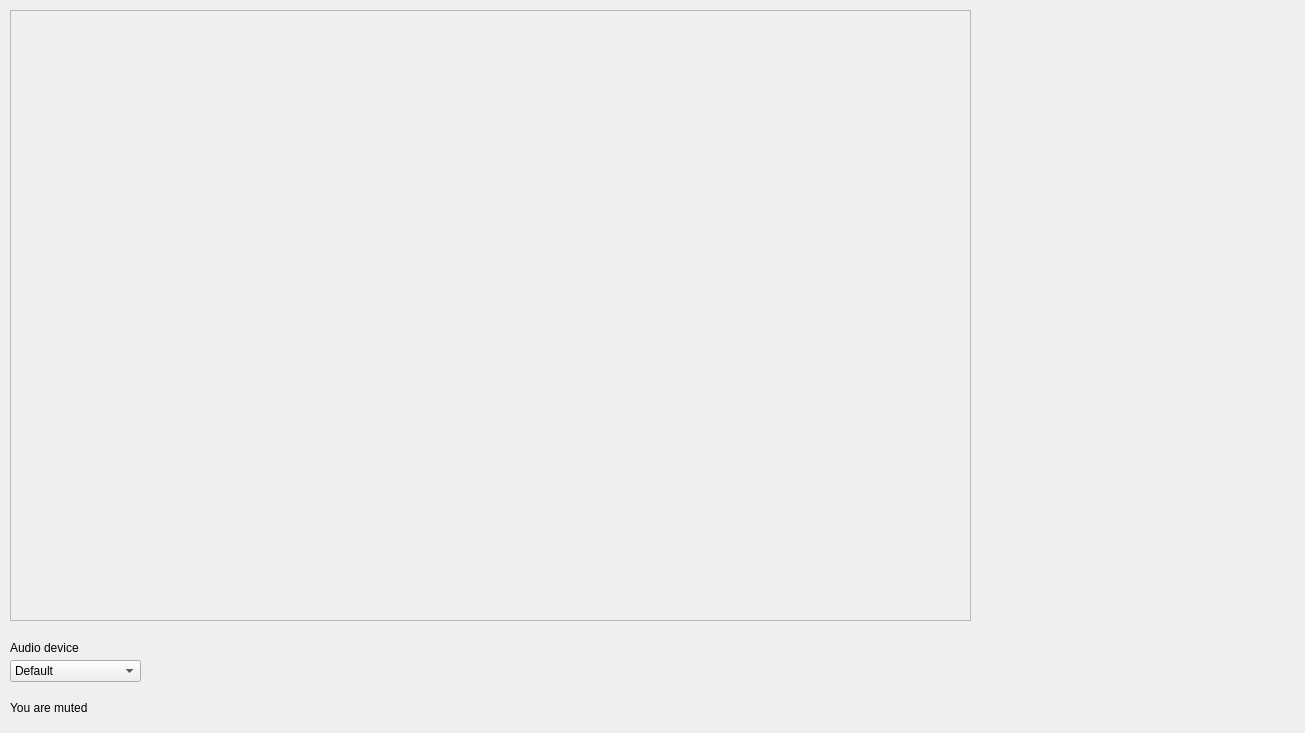
Lander-Hatsune/THUnder-class, file THUnderClient/view/stumainpage.ui: the form before one commit.
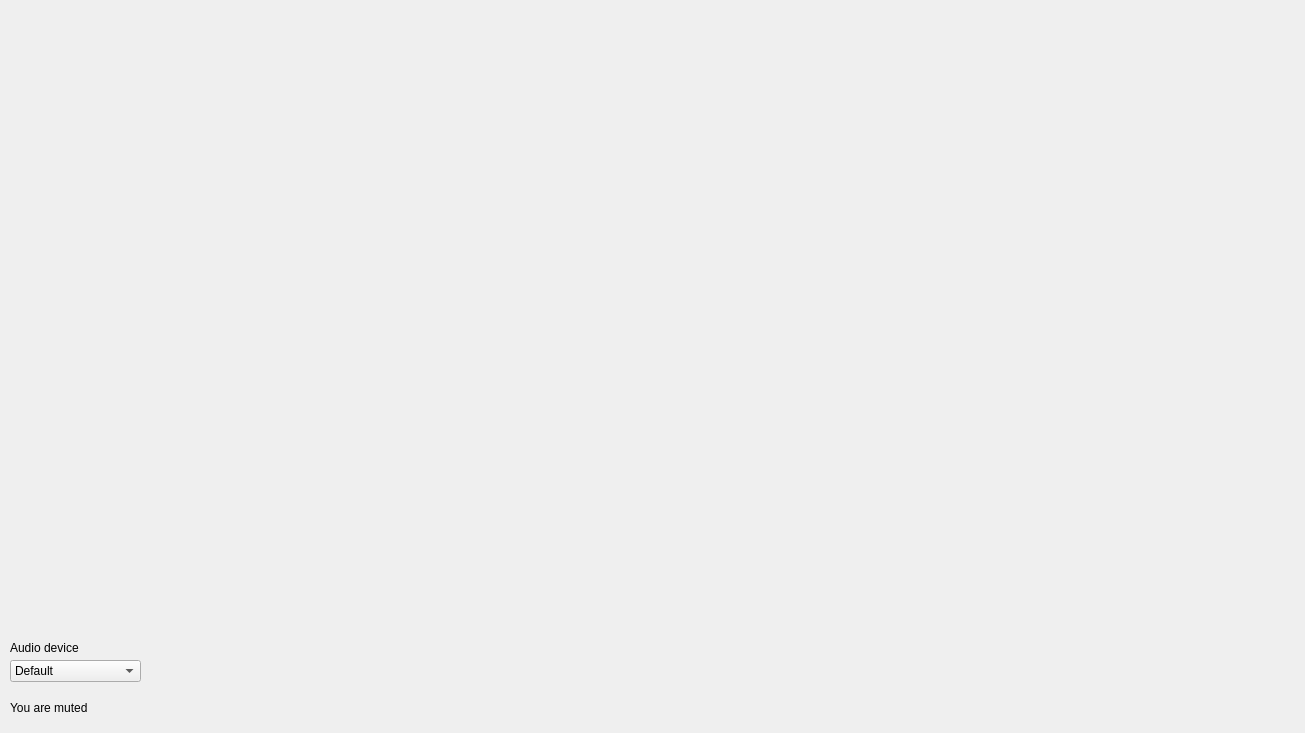
The form after the commit.

Patch:
```diff
--- a/THUnderClient/view/stumainpage.ui
+++ b/THUnderClient/view/stumainpage.ui
@@ -13,29 +13,6 @@
   <property name="windowTitle">
    <string>Form</string>
   </property>
-  <widget class="QScrollArea" name="scrollArea">
-   <property name="geometry">
-    <rect>
-     <x>10</x>
-     <y>10</y>
-     <width>961</width>
-     <height>611</height>
-    </rect>
-   </property>
-   <property name="widgetResizable">
-    <bool>true</bool>
-   </property>
-   <widget class="QWidget" name="scrollAreaWidgetContents">
-    <property name="geometry">
-     <rect>
-      <x>0</x>
-      <y>0</y>
-      <width>959</width>
-      <height>609</height>
-     </rect>
-    </property>
-   </widget>
-  </widget>
   <widget class="QComboBox" name="cb_audiodevice">
    <property name="geometry">
     <rect>
@@ -77,6 +54,19 @@
     <string>You are muted</string>
    </property>
   </widget>
+  <widget class="QLabel" name="lbl_vid">
+   <property name="geometry">
+    <rect>
+     <x>160</x>
+     <y>30</y>
+     <width>1121</width>
+     <height>691</height>
+    </rect>
+   </property>
+   <property name="text">
+    <string> </string>
+   </property>
+  </widget>
  </widget>
  <resources/>
  <connections/>
```
